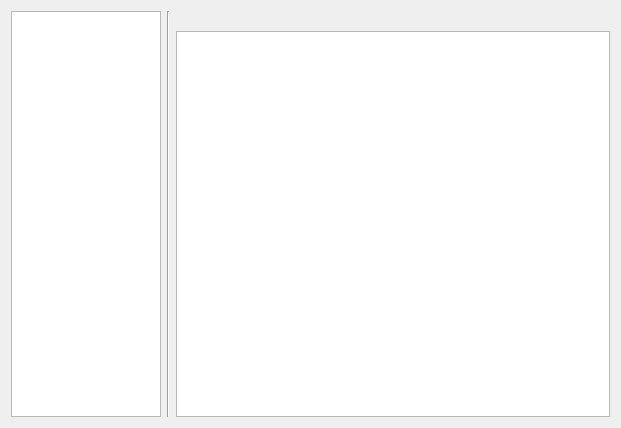
Qt form wizard/ui/module_select.ui (imby/STM32VLDiscovery_BeRTOS) before a commit.
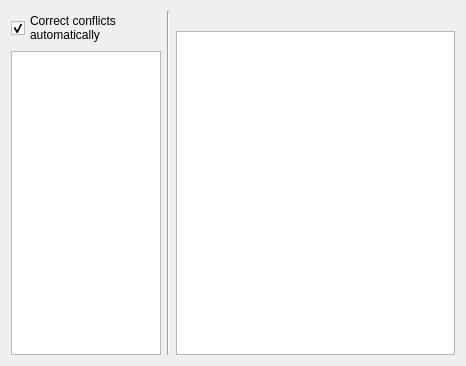
The same form after that commit.

Commit message: Add the automaticFix checkbox (default checked)

Diff of the .ui file:
```diff
--- a/wizard/ui/module_select.ui
+++ b/wizard/ui/module_select.ui
@@ -5,8 +5,8 @@
    <rect>
     <x>0</x>
     <y>0</y>
-    <width>621</width>
-    <height>428</height>
+    <width>466</width>
+    <height>366</height>
    </rect>
   </property>
   <property name="sizePolicy" >
@@ -20,7 +20,38 @@
   </property>
   <layout class="QHBoxLayout" name="horizontalLayout" >
    <item>
+    <layout class="QVBoxLayout" name="verticalLayout_3" >
+     <item>
+      <widget class="QCheckBox" name="automaticFix" >
+       <property name="minimumSize" >
+        <size>
+         <width>150</width>
+         <height>0</height>
+        </size>
+       </property>
+       <property name="maximumSize" >
+        <size>
+         <width>150</width>
+         <height>16777215</height>
+        </size>
+       </property>
+       <property name="text" >
+        <string>Correct conflicts
+automatically</string>
+       </property>
+       <property name="checked" >
+        <bool>true</bool>
+       </property>
+      </widget>
+     </item>
+     <item>
     <widget class="QTableWidget" name="moduleTable" >
+       <property name="minimumSize" >
+        <size>
+         <width>150</width>
+         <height>0</height>
+        </size>
+       </property>
      <property name="maximumSize" >
       <size>
        <width>150</width>
@@ -40,6 +71,8 @@
       <bool>false</bool>
      </property>
     </widget>
+     </item>
+    </layout>
    </item>
    <item>
     <layout class="QVBoxLayout" name="verticalLayout" >
```
Lines whose indentation alone changed are shown as unchanged. The commit also changes 1 other file.
